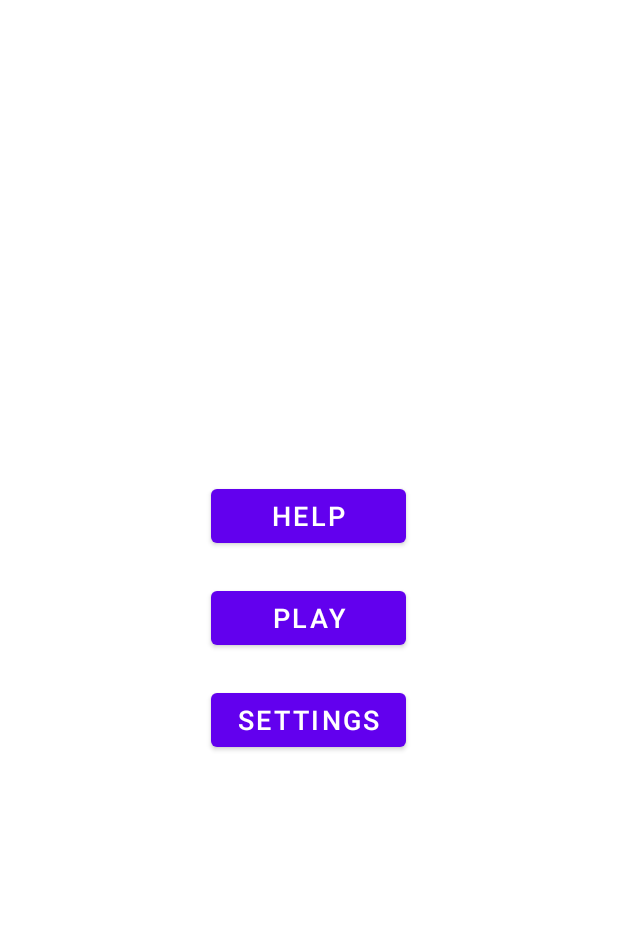
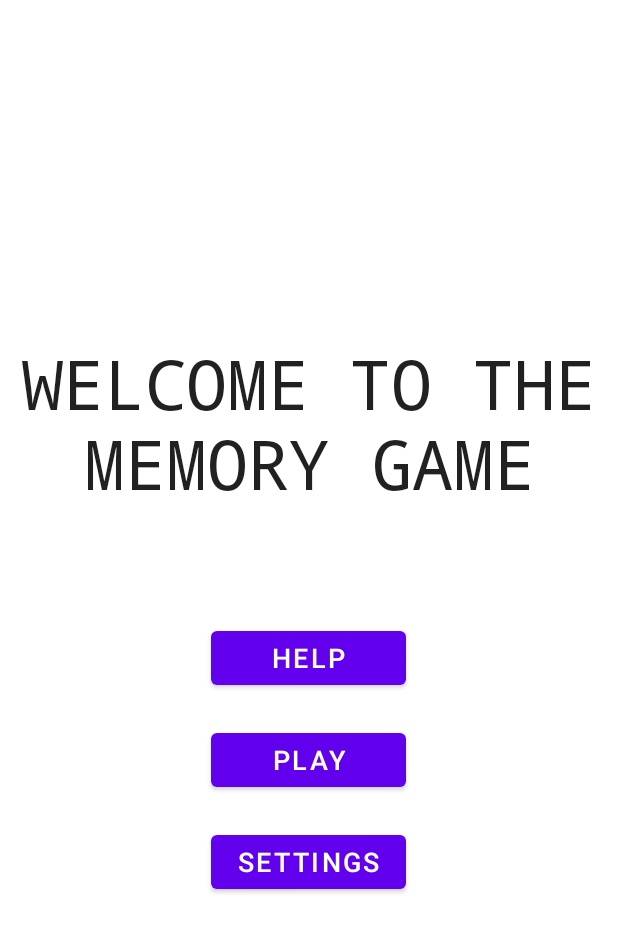
Before and after one commit to speedytman/Memory_Game, an Android app: the screen it shows after launch (HomeActivity), on a phone screen of 412 x 824 dp. Shown: the top 932 px of the screen. Run offline under Robolectric (Android 15) with nearby library versions, the phone set to English and light mode, and no system bars.

Commit message:
Added title to home screen. Also added back button to game screen.

```diff
--- a/app/src/main/res/layout/activity_home.xml
+++ b/app/src/main/res/layout/activity_home.xml
@@ -7,6 +7,22 @@
     android:gravity="center"
     android:orientation="vertical"
     tools:context=".HomeActivity">
+
+    <TextView
+        android:id="@+id/textView"
+        android:layout_width="match_parent"
+        android:layout_height="wrap_content"
+        android:text="Welcome to the Memory Game"
+        android:gravity="center"
+        android:fontFamily="monospace"
+        android:textAllCaps="true"
+        android:textSize="45dp"
+        android:textAppearance="@style/TextAppearance.AppCompat.Title"
+        android:layout_marginBottom="75dp"
+
+        />
+
+
 
     <Button
         android:id="@+id/help_button"
@@ -35,4 +51,6 @@
         android:textSize="18sp"
         app:layout_constraintTop_toBottomOf="@id/start_button"/>
 
+
+
 </LinearLayout>
```
Also changed, not shown: app/src/main/java/com/example/memorygame/MainActivity.java (+7 -0 lines), app/src/main/res/layout/activity_main.xml (+10 -0 lines).
